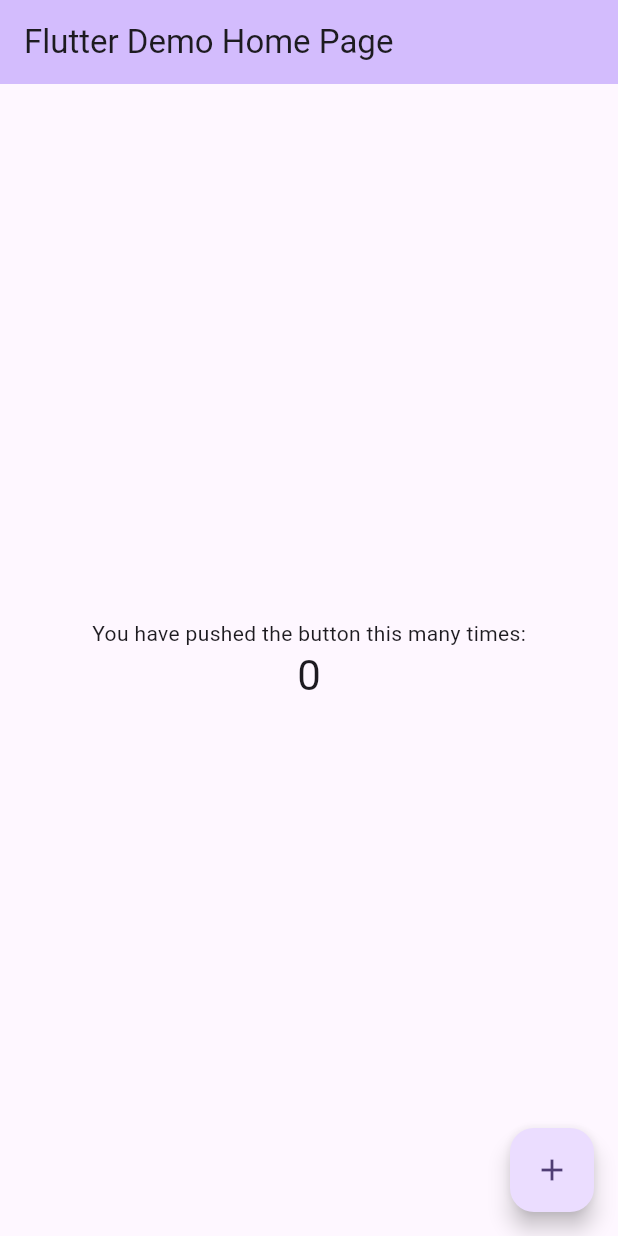
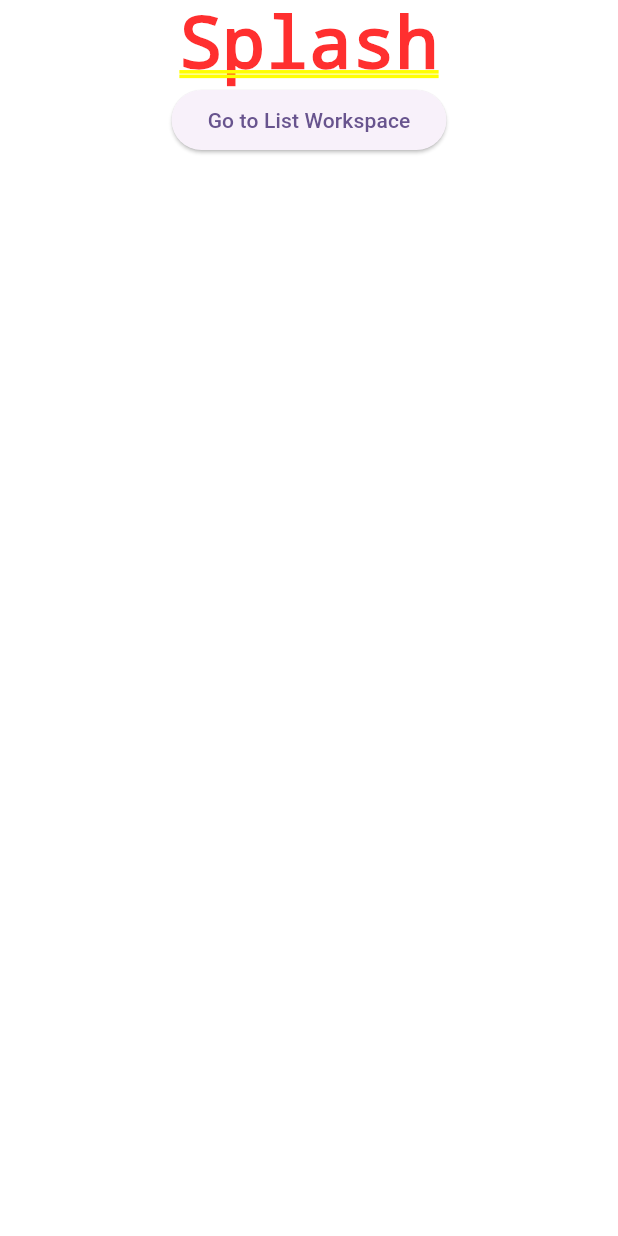
Before and after one commit to Emmanueloz/frontend_water_quality, a Flutter app: the screen it shows after launch, on a phone screen of 412 x 824 dp. Run offline on Flutter 3.47's test engine with Material 3 defaults, Android fonts, the phone set to English and light mode, and no system bars; our stand-ins replace go_router.

Commit message:
fix(router) simple go router

```diff
--- a/lib/main.dart
+++ b/lib/main.dart
@@ -1,4 +1,5 @@
 import 'package:flutter/material.dart';
+import 'package:frontend_water_quality/router/app_router.dart';
 
 void main() {
   runApp(const MyApp());
@@ -7,119 +8,16 @@ void main() {
 class MyApp extends StatelessWidget {
   const MyApp({super.key});
 
-  // This widget is the root of your application.
   @override
   Widget build(BuildContext context) {
-    return MaterialApp(
-      title: 'Flutter Demo',
+    return MaterialApp.router(
+      title: 'Water Quality App',
       theme: ThemeData(
-        // This is the theme of your application.
-        //
-        // TRY THIS: Try running your application with "flutter run". You'll see
-        // the application has a purple toolbar. Then, without quitting the app,
-        // try changing the seedColor in the colorScheme below to Colors.green
-        // and then invoke "hot reload" (save your changes or press the "hot
-        // reload" button in a Flutter-supported IDE, or press "r" if you used
-        // the command line to start the app).
-        //
-        // Notice that the counter didn't reset back to zero; the application
-        // state is not lost during the reload. To reset the state, use hot
-        // restart instead.
-        //
-        // This works for code too, not just values: Most code changes can be
-        // tested with just a hot reload.
         colorScheme: ColorScheme.fromSeed(seedColor: Colors.deepPurple),
         useMaterial3: true,
       ),
-      home: const MyHomePage(title: 'Flutter Demo Home Page'),
+      routerConfig: AppRouter.router, // Usa directamente la instancia router
+      debugShowCheckedModeBanner: false,
     );
   }
 }
-
-class MyHomePage extends StatefulWidget {
-  const MyHomePage({super.key, required this.title});
-
-  // This widget is the home page of your application. It is stateful, meaning
-  // that it has a State object (defined below) that contains fields that affect
-  // how it looks.
-
-  // This class is the configuration for the state. It holds the values (in this
-  // case the title) provided by the parent (in this case the App widget) and
-  // used by the build method of the State. Fields in a Widget subclass are
-  // always marked "final".
-
-  final String title;
-
-  @override
-  State<MyHomePage> createState() => _MyHomePageState();
-}
-
-class _MyHomePageState extends State<MyHomePage> {
-  int _counter = 0;
-
-  void _incrementCounter() {
-    setState(() {
-      // This call to setState tells the Flutter framework that something has
-      // changed in this State, which causes it to rerun the build method below
-      // so that the display can reflect the updated values. If we changed
-      // _counter without calling setState(), then the build method would not be
-      // called again, and so nothing would appear to happen.
-      _counter++;
-    });
-  }
-
-  @override
-  Widget build(BuildContext context) {
-    // This method is rerun every time setState is called, for instance as done
-    // by the _incrementCounter method above.
-    //
-    // The Flutter framework has been optimized to make rerunning build methods
-    // fast, so that you can just rebuild anything that needs updating rather
-    // than having to individually change instances of widgets.
-    return Scaffold(
-      appBar: AppBar(
-        // TRY THIS: Try changing the color here to a specific color (to
-        // Colors.amber, perhaps?) and trigger a hot reload to see the AppBar
-        // change color while the other colors stay the same.
-        backgroundColor: Theme.of(context).colorScheme.inversePrimary,
-        // Here we take the value from the MyHomePage object that was created by
-        // the App.build method, and use it to set our appbar title.
-        title: Text(widget.title),
-      ),
-      body: Center(
-        // Center is a layout widget. It takes a single child and positions it
-        // in the middle of the parent.
-        child: Column(
-          // Column is also a layout widget. It takes a list of children and
-          // arranges them vertically. By default, it sizes itself to fit its
-          // children horizontally, and tries to be as tall as its parent.
-          //
-          // Column has various properties to control how it sizes itself and
-          // how it positions its children. Here we use mainAxisAlignment to
-          // center the children vertically; the main axis here is the vertical
-          // axis because Columns are vertical (the cross axis would be
-          // horizontal).
-          //
-          // TRY THIS: Invoke "debug painting" (choose the "Toggle Debug Paint"
-          // action in the IDE, or press "p" in the console), to see the
-          // wireframe for each widget.
-          mainAxisAlignment: MainAxisAlignment.center,
-          children: <Widget>[
-            const Text(
-              'You have pushed the button this many times:',
-            ),
-            Text(
-              '$_counter',
-              style: Theme.of(context).textTheme.headlineMedium,
-            ),
-          ],
-        ),
-      ),
-      floatingActionButton: FloatingActionButton(
-        onPressed: _incrementCounter,
-        tooltip: 'Increment',
-        child: const Icon(Icons.add),
-      ), // This trailing comma makes auto-formatting nicer for build methods.
-    );
-  }
-}
--- /dev/null
+++ b/lib/presentation/pages/simple.dart
@@ -0,0 +1,25 @@
+import 'package:flutter/material.dart';
+import 'package:frontend_water_quality/router/routes.dart';
+import 'package:go_router/go_router.dart';
+
+class Simple extends StatelessWidget {
+  final String title;
+  const Simple({super.key, required this.title});
+
+  @override
+  Widget build(BuildContext context) {
+    return SafeArea(
+      child: Column(
+        children: [
+          Text(title),
+          ElevatedButton(
+            onPressed: () {
+              context.go(Routes.listWorkspace);
+            },
+            child: const Text('Go to List Workspace'),
+          ),
+        ],
+      ),
+    );
+  }
+}
--- /dev/null
+++ b/lib/presentation/pages/splash.dart
@@ -0,0 +1,24 @@
+import 'package:flutter/material.dart';
+import 'package:frontend_water_quality/router/routes.dart';
+import 'package:go_router/go_router.dart';
+
+class Splash extends StatelessWidget {
+  const Splash({super.key});
+
+  @override
+  Widget build(BuildContext context) {
+    return SafeArea(
+      child: Column(
+        children: [
+          Text("Splash"),
+          ElevatedButton(
+            onPressed: () {
+              context.go(Routes.login);
+            },
+            child: const Text('Go to List Workspace'),
+          ),
+        ],
+      ),
+    );
+  }
+}
--- a/lib/router/app_router.dart
+++ b/lib/router/app_router.dart
@@ -0,0 +1,64 @@
+// app_router.dart
+import 'package:frontend_water_quality/presentation/pages/simple.dart';
+import 'package:frontend_water_quality/presentation/pages/splash.dart';
+import 'package:frontend_water_quality/router/routes.dart';
+import 'package:go_router/go_router.dart';
+
+class AppRouter {
+  static final GoRouter router = GoRouter(
+    initialLocation: Routes.splash,
+    //debugLogDiagnostics: true, // Útil durante el desarrollo
+    //routerNeglect: true, // Ayuda con URLs en web
+    routes: [
+      GoRoute(
+        path: Routes.splash,
+        builder: (context, state) => Splash(),
+      ),
+      GoRoute(
+        path: Routes.login,
+        builder: (context, state) => const Simple(title: 'Login'),
+      ),
+      GoRoute(
+        path: Routes.register,
+        //name: 'register',
+        builder: (context, state) => const Simple(title: 'Register'),
+      ),
+      GoRoute(
+        path: Routes.listWorkspace,
+        builder: (context, state) => const Simple(title: 'List Workspace'),
+      ),
+      GoRoute(
+        path: Routes.viewWorkspace,
+        builder: (context, state) {
+          final id = state.pathParameters['id'] ?? 'default';
+          return Simple(title: 'View Workspace $id');
+        },
+      ),
+      GoRoute(
+        path: Routes.profile,
+        builder: (context, state) => const Simple(title: 'Profile'),
+      ),
+      GoRoute(
+        path: Routes.alerts,
+        builder: (context, state) {
+          final id = state.pathParameters['id'] ?? 'default';
+          return Simple(title: 'Alerts for Workspace $id');
+        },
+      ),
+      GoRoute(
+        path: Routes.listRecords,
+        builder: (context, state) {
+          final id = state.pathParameters['id'] ?? 'default';
+          return Simple(title: 'Records for Workspace $id');
+        },
+      ),
+      GoRoute(
+        path: Routes.notificationDetails,
+        builder: (context, state) {
+          final id = state.pathParameters['id'] ?? 'default';
+          return Simple(title: 'Notification Details $id');
+        },
+      ),
+    ],
+  );
+}
--- a/lib/router/routes.dart
+++ b/lib/router/routes.dart
@@ -0,0 +1,13 @@
+class Routes {
+  static const String splash = '/';
+  static const String login = '/login';
+  static const String register = '/register';
+
+  static const String listWorkspace = '/workspace';
+  static const String viewWorkspace = '/workspace/:id';
+
+  static const String profile = '/profile';
+  static const String alerts = '/workspace/:id/alerts';
+  static const String listRecords = '/workspace/:id/records';
+  static const String notificationDetails = '/notifications/:id';
+}
```
Also changed, not shown: pubspec.lock.
